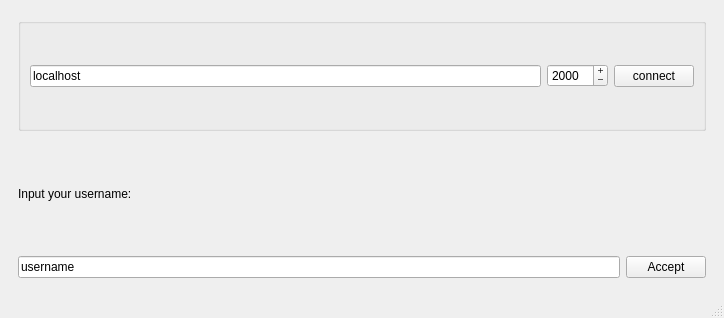
Before: the Qt Designer form frontend/words-client/mainwindow.ui in ItsAldris/word-assembler, drawn with Qt 5.
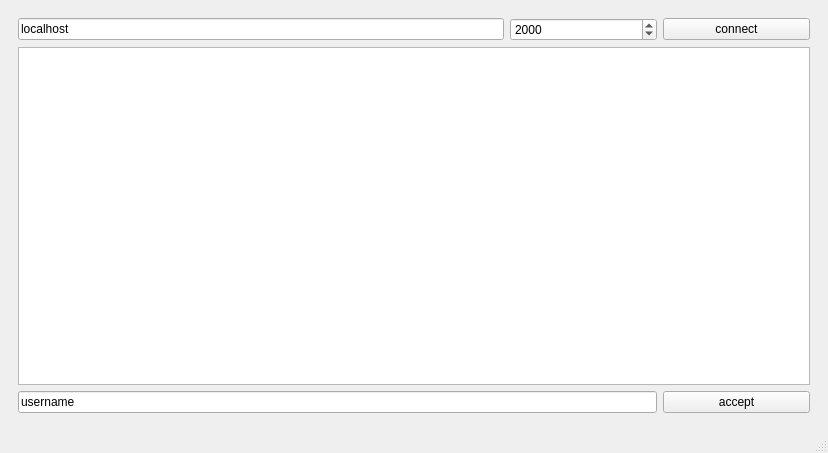
After: the same form once the commit is applied.

Patch:
```diff
--- a/frontend/words-client/mainwindow.ui
+++ b/frontend/words-client/mainwindow.ui
@@ -6,8 +6,8 @@
    <rect>
     <x>0</x>
     <y>0</y>
-    <width>724</width>
-    <height>318</height>
+    <width>828</width>
+    <height>453</height>
    </rect>
   </property>
   <property name="windowTitle">
@@ -16,148 +16,142 @@
   <widget class="QWidget" name="centralwidget">
    <layout class="QGridLayout" name="gridLayout_2">
     <item row="0" column="0">
-     <layout class="QGridLayout" name="gridLayout_3">
-      <item row="1" column="0">
        <widget class="QStackedWidget" name="stackedWidget">
         <property name="currentIndex">
          <number>0</number>
         </property>
-        <widget class="QWidget" name="page_3">
-         <layout class="QGridLayout" name="gridLayout_4">
-          <item row="2" column="0">
-           <layout class="QGridLayout" name="gridLayout">
-            <item row="1" column="2">
-             <widget class="QPushButton" name="acceptButton">
-              <property name="text">
-               <string>Accept</string>
-              </property>
-             </widget>
-            </item>
-            <item row="1" column="1">
-             <widget class="QLineEdit" name="usernameEdit">
-              <property name="text">
-               <string>username</string>
-              </property>
-             </widget>
-            </item>
-           </layout>
-          </item>
+      <widget class="QWidget" name="page">
+       <layout class="QGridLayout" name="gridLayout_3">
           <item row="0" column="0">
-           <widget class="QGroupBox" name="connectGroup">
-            <property name="title">
-             <string/>
-            </property>
-            <layout class="QHBoxLayout" name="horizontalLayout">
+         <layout class="QVBoxLayout" name="verticalLayout" stretch="0,0,0">
              <item>
-              <widget class="QLineEdit" name="hostLineEdit">
+           <layout class="QHBoxLayout" name="horizontalLayout_3" stretch="33,10,10">
+            <item>
+             <widget class="QLineEdit" name="lineEdit">
                <property name="text">
                 <string>localhost</string>
                </property>
               </widget>
              </item>
              <item>
-              <widget class="QSpinBox" name="portSpinBox">
-               <property name="buttonSymbols">
-                <enum>QAbstractSpinBox::PlusMinus</enum>
-               </property>
-               <property name="minimum">
-                <number>1</number>
+             <widget class="QDoubleSpinBox" name="doubleSpinBox">
+              <property name="decimals">
+               <number>0</number>
                </property>
                <property name="maximum">
-                <number>65535</number>
+               <double>6600.000000000000000</double>
                </property>
                <property name="value">
-                <number>2000</number>
+               <double>2000.000000000000000</double>
                </property>
               </widget>
              </item>
              <item>
-              <widget class="QPushButton" name="conectBtn">
+             <widget class="QPushButton" name="pushButton">
                <property name="text">
                 <string>connect</string>
                </property>
               </widget>
              </item>
             </layout>
-           </widget>
           </item>
-          <item row="1" column="0">
-           <widget class="QLabel" name="usernameLabel">
-            <property name="text">
-             <string>Input your username:</string>
-            </property>
-           </widget>
-          </item>
-         </layout>
-        </widget>
-        <widget class="QWidget" name="page_4">
-         <layout class="QVBoxLayout" name="verticalLayout">
           <item>
-           <layout class="QGridLayout" name="gridLayout_5">
-            <property name="leftMargin">
-             <number>0</number>
-            </property>
-            <property name="horizontalSpacing">
-             <number>6</number>
-            </property>
-            <item row="2" column="0">
-             <widget class="QLCDNumber" name="lcdNumber">
-              <property name="smallDecimalPoint">
-               <bool>false</bool>
-              </property>
-             </widget>
-            </item>
-            <item row="3" column="1">
+           <layout class="QHBoxLayout" name="horizontalLayout_5">
+            <item>
              <widget class="QPlainTextEdit" name="plainTextEdit">
-              <property name="plainText">
-               <string>Stats</string>
+              <property name="readOnly">
+               <bool>false</bool>
               </property>
+              <property name="backgroundVisible">
+               <bool>false</bool>
+              </property>
+              <property name="centerOnScroll">
+               <bool>false</bool>
+              </property>
              </widget>
             </item>
-            <item row="2" column="1">
-             <widget class="QTextEdit" name="textEdit">
-              <property name="html">
-               <string>&lt;!DOCTYPE HTML PUBLIC &quot;-//W3C//DTD HTML 4.0//EN&quot; &quot;http://www.w3.org/TR/REC-html40/strict.dtd&quot;&gt;
-&lt;html&gt;&lt;head&gt;&lt;meta name=&quot;qrichtext&quot; content=&quot;1&quot; /&gt;&lt;meta charset=&quot;utf-8&quot; /&gt;&lt;style type=&quot;text/css&quot;&gt;
-p, li { white-space: pre-wrap; }
-hr { height: 1px; border-width: 0; }
-li.unchecked::marker { content: &quot;\2610&quot;; }
-li.checked::marker { content: &quot;\2612&quot;; }
-&lt;/style&gt;&lt;/head&gt;&lt;body style=&quot; font-family:'Noto Sans'; font-size:11pt; font-weight:400; font-style:normal;&quot;&gt;
-&lt;p style=&quot; margin-top:0px; margin-bottom:0px; margin-left:0px; margin-right:0px; -qt-block-indent:0; text-indent:0px;&quot;&gt;Letters&lt;/p&gt;&lt;/body&gt;&lt;/html&gt;</string>
+           </layout>
+          </item>
+          <item>
+           <layout class="QHBoxLayout" name="horizontalLayout_4" stretch="26,6">
+            <item>
+             <widget class="QLineEdit" name="lineEdit_2">
+              <property name="text">
+               <string>username</string>
               </property>
              </widget>
             </item>
-            <item row="3" column="0">
-             <widget class="QPlainTextEdit" name="plainTextEdit_2">
-              <property name="plainText">
-               <string>Round number information.
-Other players responses.
-Logs</string>
+            <item>
+             <widget class="QPushButton" name="pushButton_3">
+              <property name="text">
+               <string>accept</string>
               </property>
              </widget>
             </item>
-            <item row="4" column="1">
-             <widget class="QPushButton" name="pushButton">
+           </layout>
+          </item>
+         </layout>
+        </item>
+       </layout>
+      </widget>
+      <widget class="QWidget" name="page_2">
+       <layout class="QGridLayout" name="gridLayout">
+        <item row="0" column="0">
+         <layout class="QVBoxLayout" name="verticalLayout_2" stretch="0,0,0">
+          <item>
+           <layout class="QHBoxLayout" name="horizontalLayout_6" stretch="33,10,10">
+            <item>
+             <widget class="QLineEdit" name="lineEdit_3">
               <property name="text">
-               <string>Accept</string>
+               <string>letters</string>
               </property>
              </widget>
             </item>
-            <item row="4" column="0">
-             <widget class="QLineEdit" name="lineEdit">
+            <item>
+             <widget class="QLCDNumber" name="lcdNumber"/>
+            </item>
+            <item>
+             <widget class="QPushButton" name="pushButton_2">
               <property name="text">
-               <string>Answer</string>
+               <string>disconnect</string>
               </property>
              </widget>
             </item>
            </layout>
           </item>
-         </layout>
-        </widget>
+          <item>
+           <layout class="QHBoxLayout" name="horizontalLayout_7" stretch="30,7">
+            <item>
+             <widget class="QPlainTextEdit" name="plainTextEdit_2"/>
+            </item>
+            <item>
+             <widget class="QPlainTextEdit" name="plainTextEdit_3"/>
+            </item>
+           </layout>
+          </item>
+          <item>
+           <layout class="QHBoxLayout" name="horizontalLayout_8" stretch="26,6">
+            <item>
+             <widget class="QLineEdit" name="lineEdit_4">
+              <property name="text">
+               <string>word</string>
+              </property>
+             </widget>
+            </item>
+            <item>
+             <widget class="QPushButton" name="pushButton_4">
+              <property name="text">
+               <string>accept</string>
+              </property>
        </widget>
       </item>
      </layout>
+          </item>
+         </layout>
+        </item>
+       </layout>
+      </widget>
+     </widget>
     </item>
    </layout>
   </widget>
```
Left out of the diff: 2 changed lines with no effect on the pictures. Lines whose indentation alone changed are shown as unchanged.
